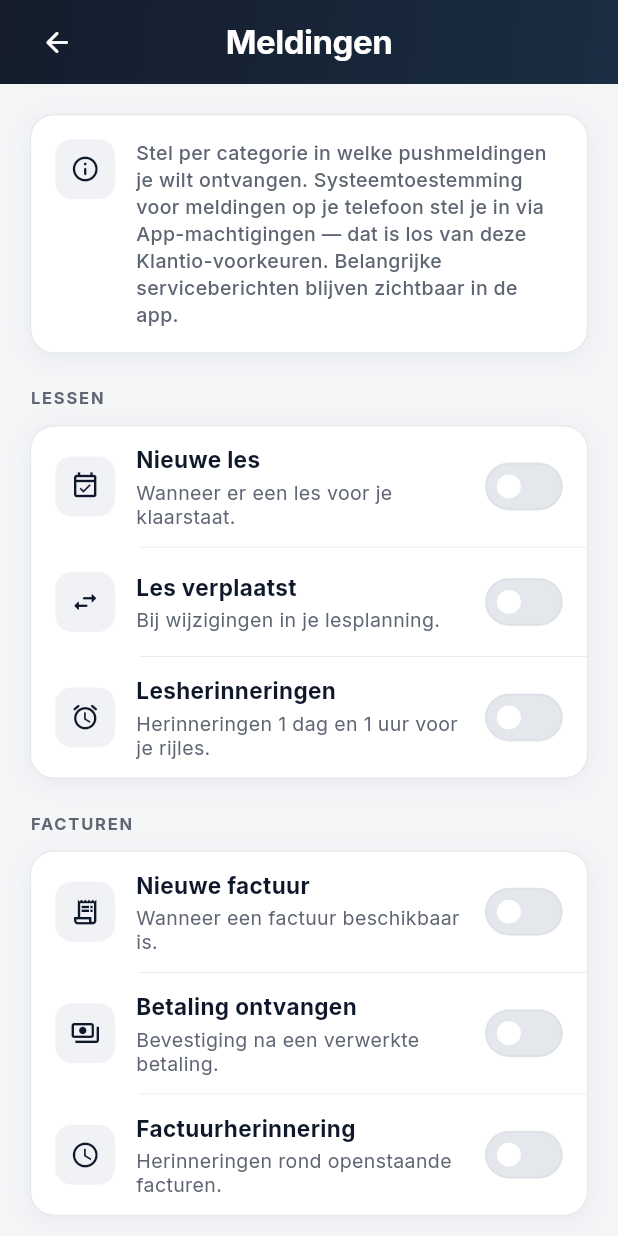
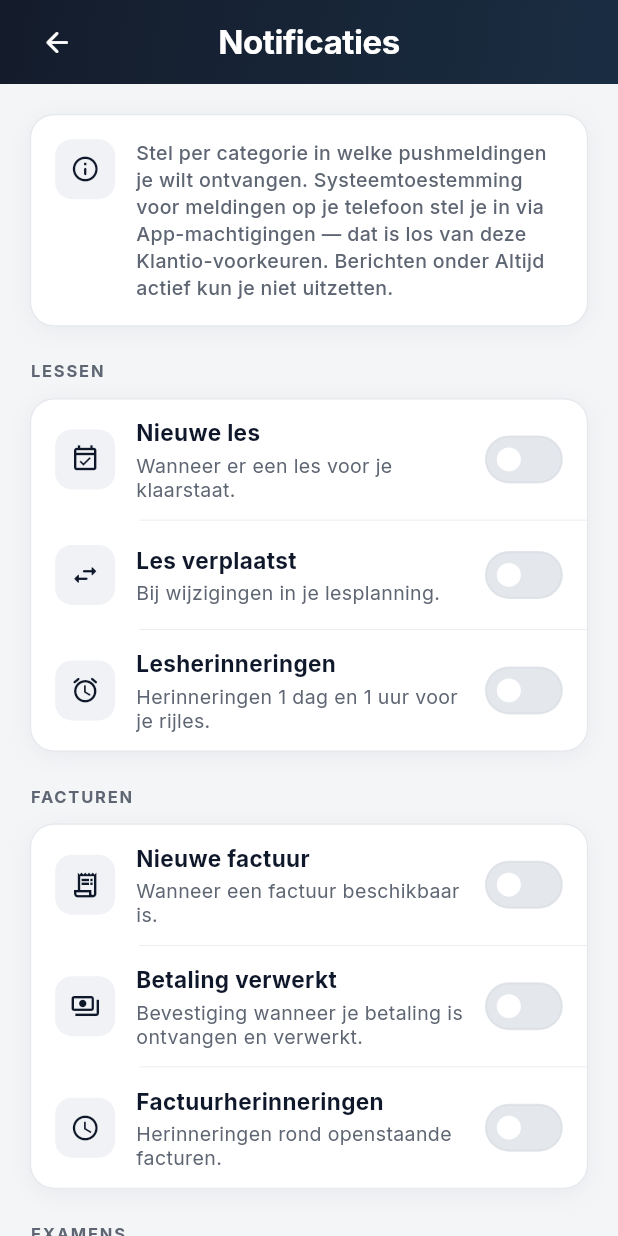
Before and after one commit to ZaurSattarov/Leerling, a Flutter app: the NotificatieInstellingenScreen screen opened by its route, on a phone screen of 412 x 824 dp. Run offline on Flutter 3.47's test engine with Material 3 defaults, Android fonts, the phone set to English and light mode, and no system bars; our stand-ins replace app_links, cached_network_image, firebase_core, firebase_messaging, flutter_riverpod, go_router and 6 more; accounts and stored records are empty.

Commit message:
feat(notificaties): finaliseer echte leerling voorkeuren en profielroute
Co-authored-by: Cursor <cursoragent@cursor.com>

```diff
--- a/lib/features/notificaties/notificatie_instellingen_screen.dart
+++ b/lib/features/notificaties/notificatie_instellingen_screen.dart
@@ -21,7 +21,7 @@ class NotificatieInstellingenScreen extends ConsumerWidget {
       body: Column(
         children: [
           const MainDetailHeader(
-            title: 'Meldingen',
+            title: 'Notificaties',
             fallbackRoute: '/profiel',
           ),
           Expanded(
@@ -56,7 +56,7 @@ class NotificatieInstellingenScreen extends ConsumerWidget {
                                 'Stel per categorie in welke pushmeldingen je wilt ontvangen. '
                                 'Systeemtoestemming voor meldingen op je telefoon stel je in via '
                                 'App-machtigingen — dat is los van deze Klantio-voorkeuren. '
-                                'Belangrijke serviceberichten blijven zichtbaar in de app.',
+                                'Berichten onder Altijd actief kun je niet uitzetten.',
                                 style: TextStyle(
                                   color: AppColors.textSecondary,
                                   fontSize: 13,
@@ -141,9 +141,9 @@ class NotificatieInstellingenScreen extends ConsumerWidget {
                             _SwitchRow(
                               key: const Key('toggle_betaling_ontvangen'),
                               icon: Icons.payments_outlined,
-                              title: 'Betaling ontvangen',
+                              title: 'Betaling verwerkt',
                               subtitle:
-                                  'Bevestiging na een verwerkte betaling.',
+                                  'Bevestiging wanneer je betaling is ontvangen en verwerkt.',
                               value: voorkeuren.betalingOntvangen,
                               onChanged: (value) => _save(
                                 context,
@@ -155,7 +155,7 @@ class NotificatieInstellingenScreen extends ConsumerWidget {
                             _SwitchRow(
                               key: const Key('toggle_factuurherinnering'),
                               icon: Icons.schedule_outlined,
-                              title: 'Factuurherinnering',
+                              title: 'Factuurherinneringen',
                               subtitle:
                                   'Herinneringen rond openstaande facturen.',
                               value: voorkeuren.factuurHerinnering,
@@ -286,21 +286,14 @@ class NotificatieInstellingenScreen extends ConsumerWidget {
                               icon: Icons.timer_outlined,
                               title: 'Les start binnenkort',
                               subtitle:
-                                  'Korte herinnering vlak voor aanvang van je rijles.',
+                                  'Korte verplichte melding vlak voor aanvang van je rijles.',
                             ),
                             Divider(height: 1, indent: 72),
                             _LockedRow(
-                              icon: Icons.verified_user_outlined,
-                              title: 'Account- en beveiligingsmeldingen',
+                              icon: Icons.mail_outline_rounded,
+                              title: 'Bericht van je instructeur',
                               subtitle:
-                                  'Nodig om je account veilig en bereikbaar te houden.',
-                            ),
-                            Divider(height: 1, indent: 72),
-                            _LockedRow(
-                              icon: Icons.admin_panel_settings_outlined,
-                              title: 'Serviceberichten van Klantio',
-                              subtitle:
-                                  'Belangrijke berichten van je rijschool of Klantio.',
+                                  'Directe berichten via Klantio — niet uit te zetten.',
                             ),
                           ],
                         ),
--- a/lib/features/profiel/profiel_screen.dart
+++ b/lib/features/profiel/profiel_screen.dart
@@ -324,9 +324,16 @@ class _ProfielHubState extends ConsumerState<_ProfielHub> {
             padding: const EdgeInsets.symmetric(horizontal: 24),
             child: ProfielMenuCard(children: [
               ProfielMenuTile(
+                icon: Icons.notifications_none_rounded,
+                label: 'Notificaties',
+                subtitle: 'Beheer welke meldingen je ontvangt',
+                onTap: () => context.push('/profiel/notificatie-instellingen'),
+              ),
+              const Divider(height: 1, indent: 62),
+              ProfielMenuTile(
                 icon: Icons.settings_outlined,
                 label: 'App-instellingen',
-                subtitle: 'Meldingen, machtigingen en beveiliging',
+                subtitle: 'Machtigingen en beveiliging',
                 onTap: () => context.push('/profiel/app-instellingen'),
               ),
             ]),
```
Also changed, not shown: lib/features/notificaties/leerling_notification_preference_registry.dart (added, +163 -0 lines), lib/features/profiel/app_instellingen_screen.dart (+0 -17 lines), 2 other files.
